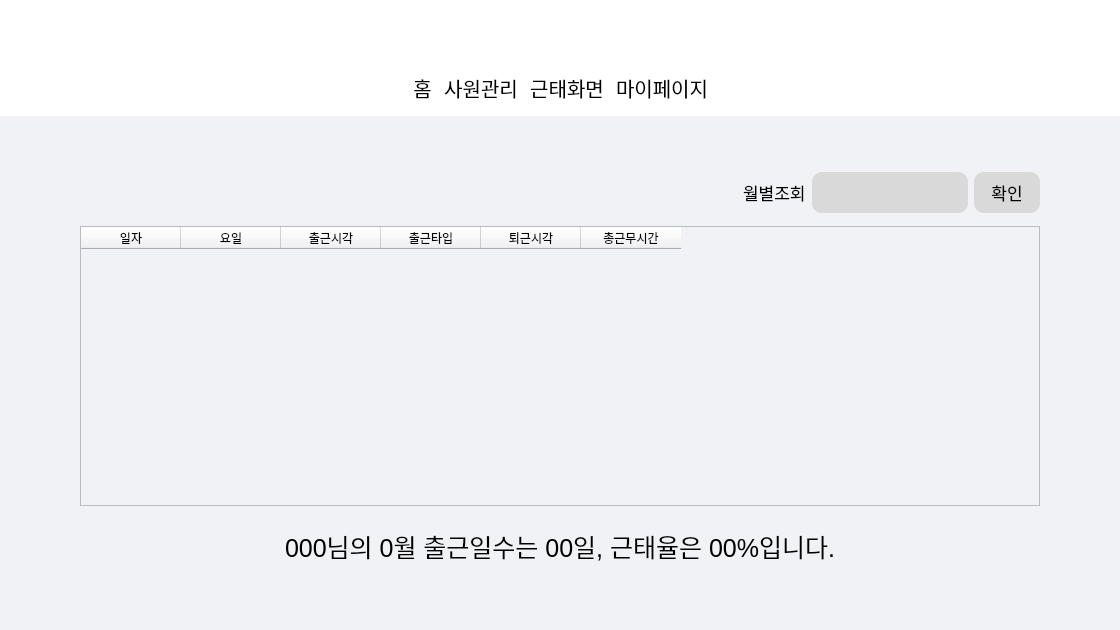
This is Main/UI/MainWidget.ui in Uyuniwhite/Face-recognition-Attendance-System-Project as Qt 5 draws it before an edit. The edited form follows.
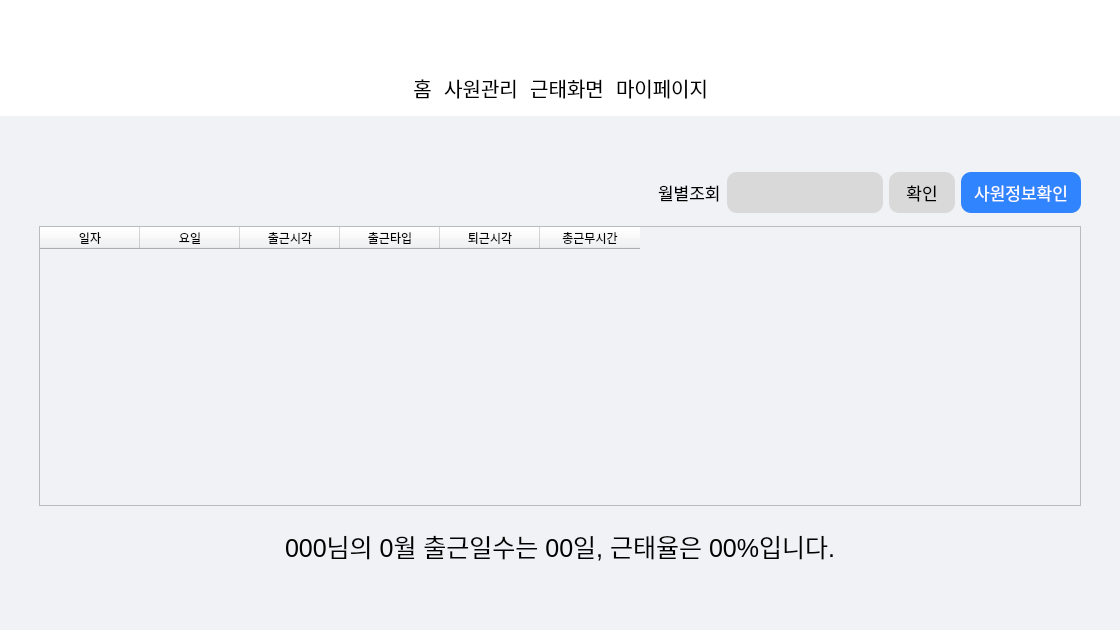
This is the edited form. The open tabs and pages were chosen to show the change. Icons and pictures are not drawn.

Commit message: 0828 사원정보수정 UI 추가

What changed in the file:
```diff
--- a/Main/UI/MainWidget.ui
+++ b/Main/UI/MainWidget.ui
@@ -1536,6 +1536,29 @@
                  </property>
                 </widget>
                </item>
+               <item>
+                <widget class="QPushButton" name="emp_detail_check">
+                 <property name="minimumSize">
+                  <size>
+                   <width>120</width>
+                   <height>41</height>
+                  </size>
+                 </property>
+                 <property name="font">
+                  <font>
+                   <pointsize>13</pointsize>
+                  </font>
+                 </property>
+                 <property name="styleSheet">
+                  <string notr="true">border-radius:10px;
+background-color:#3085FE;
+color: white;</string>
+                 </property>
+                 <property name="text">
+                  <string>사원정보확인</string>
+                 </property>
+                </widget>
+               </item>
               </layout>
              </widget>
             </item>
```
Left out of the diff: 2 changed lines with no effect on the pictures. The commit also changes 3 other files.
